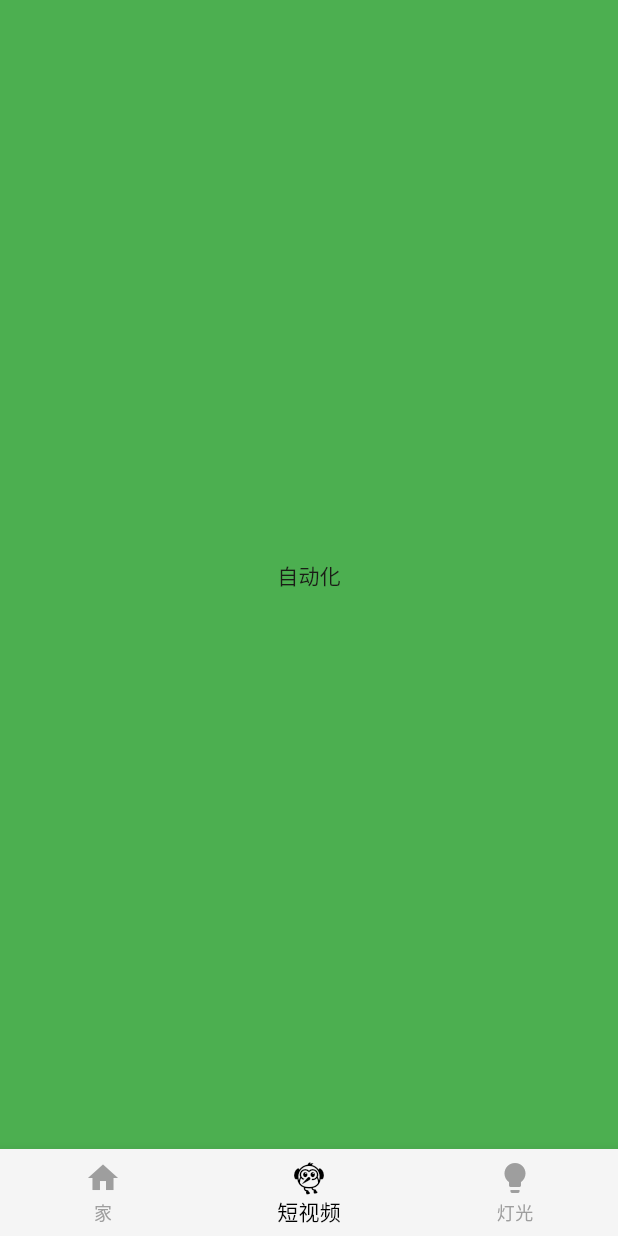
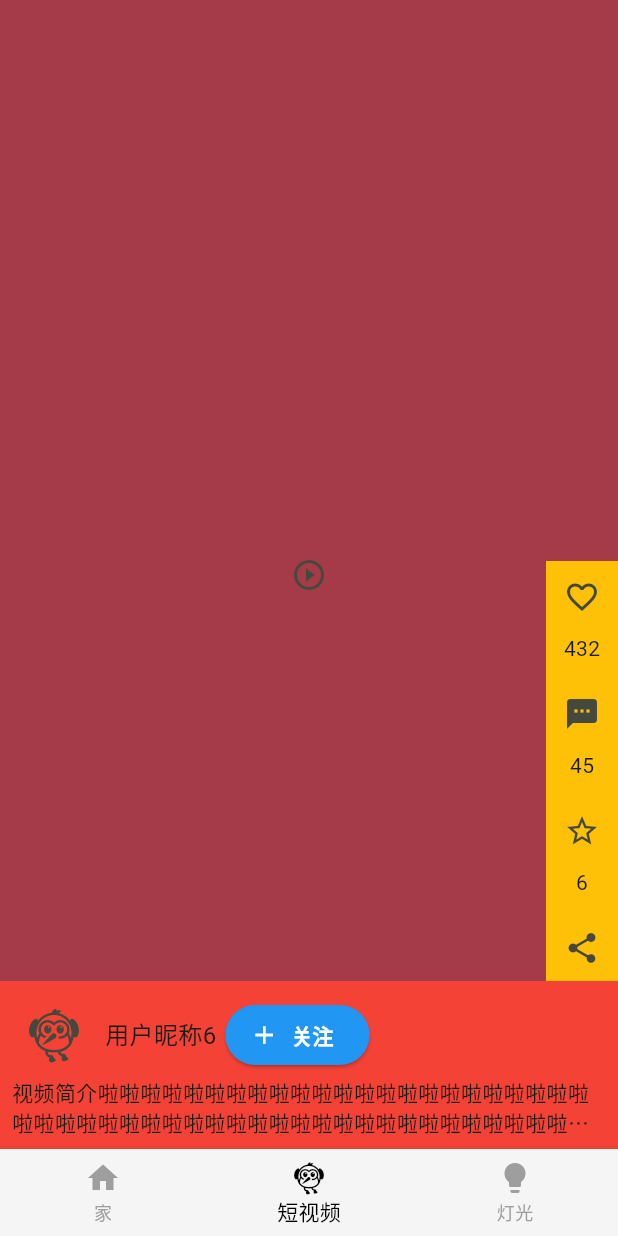
Before and after one commit to dsencheng/dsen_home_flutter_app, a Flutter app: the screen it shows after launch, item 2 of the bottom bar chosen, on a phone screen of 412 x 824 dp. Run offline on Flutter 3.47's test engine with Material 3 defaults, Android fonts, the light colour scheme and no system bars; our stand-ins replace get, waterfall_flow.

Commit message:
添加代码

```diff
--- /dev/null
+++ b/lib/childWidget/short_video_info_widget.dart
@@ -0,0 +1,86 @@
+import 'package:DsenHome/pages/personal_page.dart';
+import 'package:DsenHome/utils/random_utils.dart';
+import 'package:flutter/material.dart';
+
+class ShortVideoInfoWidget extends StatefulWidget {
+  const ShortVideoInfoWidget({super.key});
+
+  @override
+  State<ShortVideoInfoWidget> createState() => _ShortVideoInfoWidgetState();
+}
+
+class _ShortVideoInfoWidgetState extends State<ShortVideoInfoWidget> {
+  @override
+  Widget build(BuildContext context) {
+    return Container(
+      color: Colors.red,
+      // height: 80,
+      child: Padding(
+        padding: const EdgeInsets.all(8.0),
+        child: Column(
+          children: [
+            Row(
+              children: [
+                IconButton(
+                  icon:Icon (
+                    Icons.flutter_dash,
+                    size: 40,
+                  ),
+                  onPressed: () {
+                    Navigator.push(context, MaterialPageRoute(builder: (context) => PersonalPage()));
+                  },
+                ),
+                SizedBox(
+                  width: 6,
+                ),
+                Flexible(
+                  child: Text(
+                    '用户昵称${RandomUtils.getRandomInt(100)}',
+                    style: TextStyle(fontSize: 16),
+                    maxLines: 1,
+                    overflow: TextOverflow.ellipsis,
+                  ),
+                ),
+                SizedBox(
+                  width: 6,
+                ),
+                ElevatedButton.icon(
+                  onPressed: () {},
+                  label: Text(
+                    "关注",
+                    style: TextStyle(
+                        color: Colors.white,
+                        fontSize: 14,
+                        fontWeight: FontWeight.bold),
+                  ),
+                  icon: Icon(
+                    Icons.add,
+                    size: 20,
+                    color: Colors.white,
+                  ),
+                  style: ElevatedButton.styleFrom(
+                    backgroundColor: Colors.blue,
+                    // padding: EdgeInsets.all(10),
+                  ),
+                ),
+                // Spacer(flex: 1,),
+              ],
+            ),
+            Row(
+              children: [
+                Flexible(
+                  child: Text(
+                    "视频简介啦啦啦啦啦啦啦啦啦啦啦啦啦啦啦啦啦啦啦啦啦啦啦啦啦啦啦啦啦啦啦啦啦啦啦啦啦啦啦啦啦啦啦啦啦啦啦啦啦啦啦啦啦啦啦啦啦啦啦啦啦啦啦啦啦啦啦啦啦啦啦",
+                    style: TextStyle(fontSize: 14),
+                    overflow: TextOverflow.ellipsis,
+                    maxLines: 2,
+                  ),
+                ),
+              ],
+            ),
+          ],
+        ),
+      ),
+    );
+  }
+}
--- /dev/null
+++ b/lib/childWidget/short_video_screen.dart
@@ -0,0 +1,50 @@
+import 'package:DsenHome/utils/random_utils.dart';
+import 'package:flutter/material.dart';
+
+import 'short_video_info_widget.dart';
+import 'short_video_side_bar.dart';
+
+class ShortVideoScreen extends StatefulWidget {
+  const ShortVideoScreen({super.key});
+
+  @override
+  State<ShortVideoScreen> createState() => _ShortVideoScreenState();
+}
+
+class _ShortVideoScreenState extends State<ShortVideoScreen> with AutomaticKeepAliveClientMixin {
+  bool _isPlaying = false;
+  @override
+  Widget build(BuildContext context) {
+    super.build(context);
+    return Container(
+      child: Stack(
+        children: [
+          Container(
+            color: RandomUtils.getRandomColor,
+            child: Center(
+              child: IconButton(
+                onPressed: (){
+                  setState(() {
+
+                  _isPlaying = !_isPlaying;
+                  });
+                },
+                icon: _isPlaying ? Icon(Icons.play_circle_fill) : Icon(Icons.play_circle_outline),
+                ),
+            ),
+          ),
+          Positioned(
+            child: ShortVideoSideBar(),
+            right: 0,
+            bottom: 100,
+          ),
+          Positioned(
+              left: 0, bottom: 0, right: 0, child: ShortVideoInfoWidget()),
+        ],
+      ),
+    );
+  }
+
+  @override
+  bool get wantKeepAlive => true;
+}
--- /dev/null
+++ b/lib/childWidget/short_video_side_bar.dart
@@ -0,0 +1,60 @@
+import 'package:flutter/material.dart';
+
+class ShortVideoSideBar extends StatefulWidget {
+  const ShortVideoSideBar({super.key});
+
+  @override
+  State<ShortVideoSideBar> createState() => _ShortVideoSideBarState();
+}
+
+class _ShortVideoSideBarState extends State<ShortVideoSideBar> {
+  bool _icon01Active = false;
+
+  bool _icon03Active = false;
+
+  @override
+  Widget build(BuildContext context) {
+    return Container(
+      color: Colors.amber,
+      child: Column(
+        children: [
+          IconButton(
+            icon: _icon01Active
+                ? const Icon(Icons.favorite)
+                : const Icon(Icons.favorite_border),
+            onPressed: () {
+              setState(() {
+                _icon01Active = !_icon01Active;
+              });
+            },
+          ),
+          Text("432"),
+          const SizedBox(height: 10,),
+          IconButton(
+            icon: const Icon(Icons.sms),
+            onPressed: () {},
+          ),
+          Text("45"),
+          const SizedBox(height: 10,),
+          IconButton(
+            icon: _icon03Active
+                ? const Icon(Icons.star)
+                : const Icon(Icons.star_border),
+            onPressed: () {
+              setState(() {
+                _icon03Active = !_icon03Active;
+              });
+            },
+          ),
+          Text("6"),
+          const SizedBox(height: 10,),
+          IconButton(
+            icon: const Icon(Icons.share),
+            onPressed: () {},
+          ),
+          const SizedBox(height: 10,),
+        ],
+      ),
+    );
+  }
+}
--- a/lib/main.dart
+++ b/lib/main.dart
@@ -3,6 +3,7 @@ import '../extension/theme_extension.dart';
 import '../pages/automation_page.dart';
 import '../pages/home_page.dart';
 import '../pages/lamp_page.dart';
+import 'pages/short_video_page.dart';
 
 void main() {
   runApp(const MyApp());
@@ -33,7 +34,7 @@ class _MainScreenState extends State<MainScreen> {
   int _currentIdx = 0;
   final List<Widget> _pages = [
     HomePage(),
-    AutomationPage(),
+    ShortVideoPage(),
     LampPage(),
   ];
 
--- /dev/null
+++ b/lib/pages/short_video_page.dart
@@ -0,0 +1,48 @@
+import 'package:DsenHome/childWidget/short_video_screen.dart';
+import 'package:flutter/material.dart';
+
+class ShortVideoPage extends StatefulWidget {
+  const ShortVideoPage({super.key});
+
+  @override
+  State<ShortVideoPage> createState() => _ShortVideoPageState();
+}
+
+class _ShortVideoPageState extends State<ShortVideoPage> {
+  late PageController _pageController;
+
+  @override
+  void initState() {
+    super.initState();
+    _pageController = PageController(initialPage: 0);
+    _pageController.addListener(_onScroll);
+  }
+
+  @override
+  Widget build(BuildContext context) {
+    return Scaffold(
+      body: GestureDetector(
+        child: Container(
+            color: const Color.fromARGB(255, 184, 65, 65),
+            child: PageView.builder(
+                // controller: _pageController,
+                scrollDirection: Axis.vertical,
+                itemCount: 10,
+                // itemExtent: MediaQuery.of(context).size.height - MediaQuery.of(context).padding.bottom,
+                itemBuilder: (BuildContext context, int index) {
+                  return ShortVideoScreen();
+                })),
+      ),
+    );
+  }
+
+  @override
+  void dispose() {
+    _pageController.dispose();
+    super.dispose();
+  }
+
+  void _onScroll() {
+
+  }
+}
--- a/pubspec.yaml
+++ b/pubspec.yaml
@@ -33,6 +33,8 @@ dependencies:
   permission_handler: ^11.3.1
   # 播放器
   video_player: ^2.9.2
+  # 状态管理
+  get: ^4.6.6
 
 dev_dependencies:
   flutter_test:
```
Also changed, not shown: lib/delegate/sliver_simple_header_delegate.dart (added, +37 -0 lines), lib/getxdemo/animation01.dart (added, +34 -0 lines), lib/getxdemo/demo_list.dart (added, +32 -0 lines), lib/getxdemo/main_getx.dart (added, +15 -0 lines), lib/pages/chat_page.dart (added, +10 -0 lines), lib/pages/personal_page.dart (added, +83 -0 lines), lib/getxdemo/animation02.dart (added), pubspec.lock.
